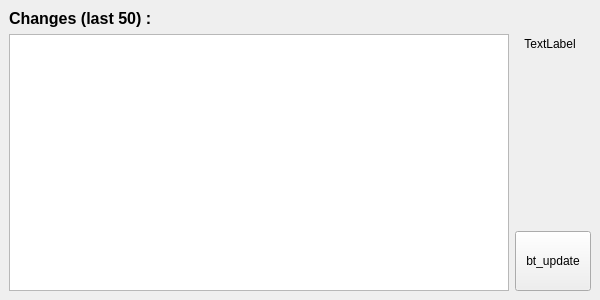
Old version of the form checker/w_modules.ui in the repository dbkblk/rand_launcher.
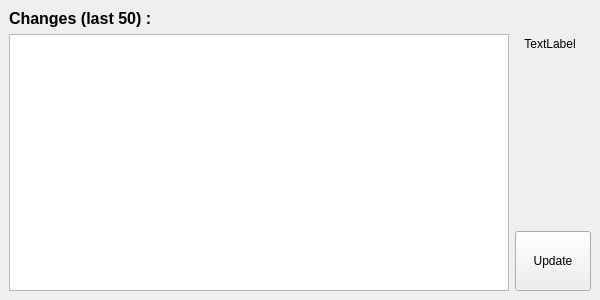
New version of the form.

```diff
--- a/checker/w_modules.ui
+++ b/checker/w_modules.ui
@@ -145,7 +145,7 @@
          </size>
         </property>
         <property name="text">
-         <string notr="true">bt_update</string>
+         <string notr="true">Update</string>
         </property>
        </widget>
       </item>
```
